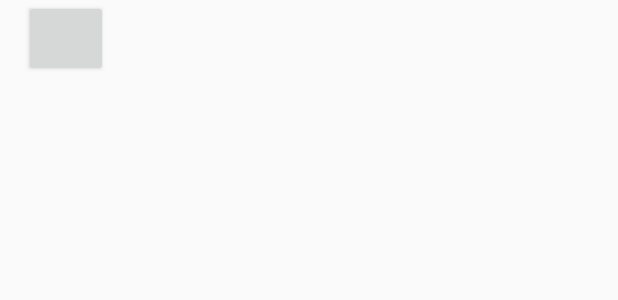
After one commit to hqmutaro/Umimamoru-android, an Android app: the layout region_item.xml on its own in the app's theme, with its tools: preview values and no code run, on a phone screen of 412 x 824 dp. The commit adds this screen. Shown: the top 300 px of the screen. Run offline under Robolectric (Android 15) with nearby library versions, the phone set to English and light mode, and no system bars.

Commit message:
feat:
もっと早くにcommitする予定だったものたちです。私のgitの杜撰な扱い方により爆破した進捗でしたが、無事生やせました。commit messageがないのは安心しすぎて書けませんでした。ゆるして

```diff
--- /dev/null
+++ b/app/src/main/res/layout/region_item.xml
@@ -0,0 +1,29 @@
+<?xml version="1.0" encoding="utf-8"?>
+<androidx.constraintlayout.widget.ConstraintLayout xmlns:android="http://schemas.android.com/apk/res/android"
+    xmlns:app="http://schemas.android.com/apk/res-auto"
+    xmlns:tools="http://schemas.android.com/tools"
+    android:id="@+id/linearLayout"
+    android:layout_width="match_parent"
+    android:layout_height="match_parent">
+
+    <TextView
+        android:id="@+id/regionListTextView"
+        android:textSize="23sp"
+        android:layout_width="324dp"
+        android:layout_height="106dp"
+        app:layout_constraintEnd_toEndOf="parent"
+        app:layout_constraintHorizontal_bias="1.0"
+        app:layout_constraintStart_toStartOf="parent"
+        app:layout_constraintTop_toTopOf="parent" />
+
+    <Button
+        android:id="@+id/testtesttesttest"
+        android:layout_width="56dp"
+        android:layout_height="51dp"
+        android:layout_marginStart="16dp"
+        android:layout_marginLeft="16dp"
+        app:layout_constraintStart_toStartOf="parent"
+        tools:layout_editor_absoluteY="33dp"
+        tools:ignore="MissingConstraints" />
+
+</androidx.constraintlayout.widget.ConstraintLayout>
```
Also changed, not shown: app/src/main/java/com/github/nitf/umimamoru/ui/activity/InfoDisplayActivity.java (+25 -14 lines).
